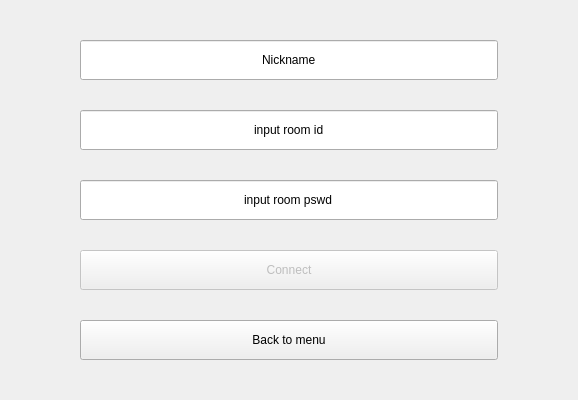
First picture: the form in HiddenChess/JoiningWidget.ui, repository Nekttuman/HiddenChess, before the edit.
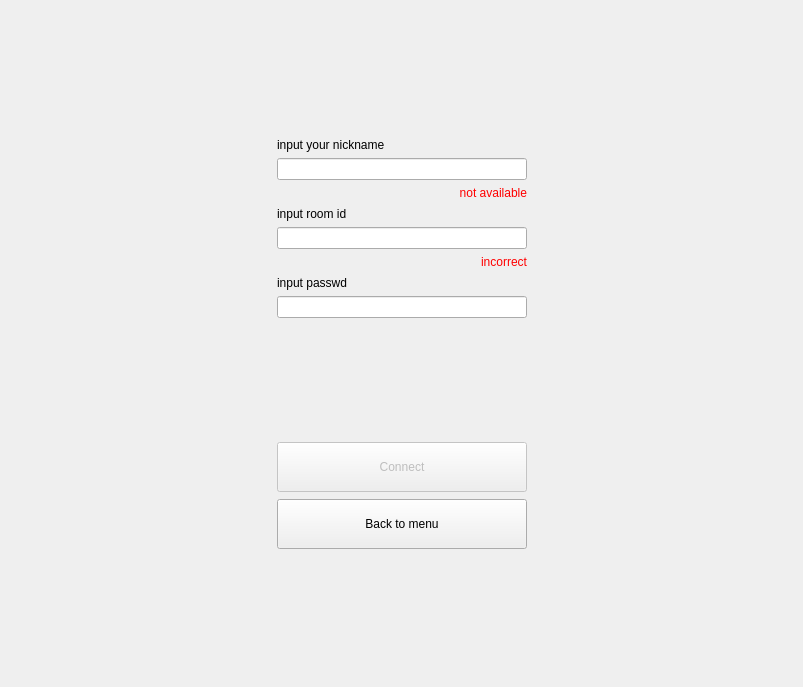
Second picture: the form after the edit.

Commit message: joining widget ui upd

What changed in the file:
```diff
--- a/HiddenChess/JoiningWidget.ui
+++ b/HiddenChess/JoiningWidget.ui
@@ -6,17 +6,17 @@
    <rect>
     <x>0</x>
     <y>0</y>
-    <width>578</width>
-    <height>400</height>
+    <width>803</width>
+    <height>687</height>
    </rect>
   </property>
   <property name="windowTitle">
    <string>JoiningWidget</string>
   </property>
-  <layout class="QVBoxLayout" name="verticalLayout">
-   <property name="spacing">
-    <number>30</number>
-   </property>
+  <property name="whatsThis">
+   <string/>
+  </property>
+  <layout class="QGridLayout" name="gridLayout">
    <property name="leftMargin">
     <number>80</number>
    </property>
@@ -29,55 +29,68 @@
    <property name="bottomMargin">
     <number>40</number>
    </property>
-   <item>
-    <widget class="QLineEdit" name="lineEdit_3">
-     <property name="sizePolicy">
-      <sizepolicy hsizetype="Expanding" vsizetype="Minimum">
-       <horstretch>0</horstretch>
-       <verstretch>0</verstretch>
-      </sizepolicy>
+   <property name="verticalSpacing">
+    <number>7</number>
+   </property>
+   <item row="8" column="1">
+    <spacer name="verticalSpacer">
+     <property name="orientation">
+      <enum>Qt::Vertical</enum>
      </property>
-     <property name="text">
-      <string>Nickname</string>
+     <property name="sizeHint" stdset="0">
+      <size>
+       <width>20</width>
+       <height>40</height>
+      </size>
      </property>
-     <property name="alignment">
-      <set>Qt::AlignCenter</set>
-     </property>
-    </widget>
+    </spacer>
    </item>
-   <item>
-    <widget class="QLineEdit" name="lineEdit_2">
-     <property name="sizePolicy">
-      <sizepolicy hsizetype="Expanding" vsizetype="Minimum">
-       <horstretch>0</horstretch>
-       <verstretch>0</verstretch>
-      </sizepolicy>
+   <item row="5" column="1">
+    <spacer name="verticalSpacer_3">
+     <property name="orientation">
+      <enum>Qt::Vertical</enum>
      </property>
-     <property name="text">
-      <string>input room id</string>
+     <property name="sizeHint" stdset="0">
+      <size>
+       <width>20</width>
+       <height>40</height>
+      </size>
      </property>
-     <property name="alignment">
-      <set>Qt::AlignCenter</set>
+    </spacer>
+   </item>
+   <item row="4" column="0">
+    <spacer name="horizontalSpacer">
+     <property name="orientation">
+      <enum>Qt::Horizontal</enum>
      </property>
-    </widget>
+     <property name="sizeHint" stdset="0">
+      <size>
+       <width>40</width>
+       <height>20</height>
+      </size>
+     </property>
+    </spacer>
    </item>
-   <item>
-    <widget class="QLineEdit" name="lineEdit">
+   <item row="7" column="1">
+    <widget class="QPushButton" name="backToMenuButton">
      <property name="sizePolicy">
-      <sizepolicy hsizetype="Expanding" vsizetype="Minimum">
+      <sizepolicy hsizetype="Minimum" vsizetype="Minimum">
        <horstretch>0</horstretch>
        <verstretch>0</verstretch>
       </sizepolicy>
      </property>
+     <property name="minimumSize">
+      <size>
+       <width>250</width>
+       <height>50</height>
+      </size>
+     </property>
      <property name="text">
-      <string>input room pswd</string>
+      <string>Back to menu</string>
      </property>
-     <property name="alignment">
-      <set>Qt::AlignCenter</set>
-     </property>
     </widget>
    </item>
-   <item>
+   <item row="6" column="1">
     <widget class="QPushButton" name="connectButton">
      <property name="enabled">
       <bool>false</bool>
@@ -88,23 +101,171 @@
        <verstretch>0</verstretch>
       </sizepolicy>
      </property>
+     <property name="minimumSize">
+      <size>
+       <width>250</width>
+       <height>50</height>
+      </size>
+     </property>
      <property name="text">
       <string>Connect</string>
      </property>
     </widget>
    </item>
-   <item>
-    <widget class="QPushButton" name="backToMenuButton">
-     <property name="sizePolicy">
-      <sizepolicy hsizetype="Minimum" vsizetype="Minimum">
-       <horstretch>0</horstretch>
-       <verstretch>0</verstretch>
-      </sizepolicy>
+   <item row="0" column="1">
+    <spacer name="verticalSpacer_2">
+     <property name="orientation">
+      <enum>Qt::Vertical</enum>
      </property>
-     <property name="text">
-      <string>Back to menu</string>
+     <property name="sizeHint" stdset="0">
+      <size>
+       <width>20</width>
+       <height>40</height>
+      </size>
      </property>
-    </widget>
+    </spacer>
+   </item>
+   <item row="4" column="2">
+    <spacer name="horizontalSpacer_2">
+     <property name="orientation">
+      <enum>Qt::Horizontal</enum>
+     </property>
+     <property name="sizeHint" stdset="0">
+      <size>
+       <width>40</width>
+       <height>20</height>
+      </size>
+     </property>
+    </spacer>
+   </item>
+   <item row="2" column="1">
+    <layout class="QVBoxLayout" name="verticalLayout_2">
+     <item>
+      <widget class="QLabel" name="label">
+       <property name="text">
+        <string>input your nickname</string>
+       </property>
+      </widget>
+     </item>
+     <item>
+      <widget class="QLineEdit" name="nicknameLineEdit">
+       <property name="sizePolicy">
+        <sizepolicy hsizetype="Expanding" vsizetype="Minimum">
+         <horstretch>0</horstretch>
+         <verstretch>0</verstretch>
+        </sizepolicy>
+       </property>
+       <property name="toolTip">
+        <string>input your nickname</string>
+       </property>
+       <property name="whatsThis">
+        <string/>
+       </property>
+       <property name="text">
+        <string/>
+       </property>
+       <property name="alignment">
+        <set>Qt::AlignCenter</set>
+       </property>
+      </widget>
+     </item>
+     <item>
+      <widget class="QLabel" name="nicknameInputErrlabel">
+       <property name="tabletTracking">
+        <bool>false</bool>
+       </property>
+       <property name="layoutDirection">
+        <enum>Qt::RightToLeft</enum>
+       </property>
+       <property name="styleSheet">
+        <string notr="true">color:red;</string>
+       </property>
+       <property name="text">
+        <string>not available</string>
+       </property>
+       <property name="alignment">
+        <set>Qt::AlignRight|Qt::AlignTrailing|Qt::AlignVCenter</set>
+       </property>
+      </widget>
+     </item>
+    </layout>
+   </item>
+   <item row="3" column="1">
+    <layout class="QVBoxLayout" name="verticalLayout_3">
+     <item>
+      <widget class="QLabel" name="label_3">
+       <property name="text">
+        <string>input room id</string>
+       </property>
+      </widget>
+     </item>
+     <item>
+      <widget class="QLineEdit" name="roomIdLineEdit">
+       <property name="sizePolicy">
+        <sizepolicy hsizetype="Expanding" vsizetype="Minimum">
+         <horstretch>0</horstretch>
+         <verstretch>0</verstretch>
+        </sizepolicy>
+       </property>
+       <property name="text">
+        <string/>
+       </property>
+       <property name="alignment">
+        <set>Qt::AlignCenter</set>
+       </property>
+      </widget>
+     </item>
+     <item>
+      <widget class="QLabel" name="idInputErrLabel">
+       <property name="styleSheet">
+        <string notr="true">color:red;</string>
+       </property>
+       <property name="text">
+        <string>incorrect</string>
+       </property>
+       <property name="alignment">
+        <set>Qt::AlignRight|Qt::AlignTrailing|Qt::AlignVCenter</set>
+       </property>
+      </widget>
+     </item>
+    </layout>
+   </item>
+   <item row="4" column="1">
+    <layout class="QVBoxLayout" name="verticalLayout_4">
+     <item>
+      <widget class="QLabel" name="label_6">
+       <property name="text">
+        <string>input passwd</string>
+       </property>
+      </widget>
+     </item>
+     <item>
+      <widget class="QLineEdit" name="pswdLineEdit">
+       <property name="sizePolicy">
+        <sizepolicy hsizetype="Expanding" vsizetype="Minimum">
+         <horstretch>0</horstretch>
+         <verstretch>0</verstretch>
+        </sizepolicy>
+       </property>
+       <property name="text">
+        <string/>
+       </property>
+       <property name="alignment">
+        <set>Qt::AlignCenter</set>
+       </property>
+      </widget>
+     </item>
+     <item>
+      <widget class="QLabel" name="pswdInputErrorLabel">
+       <property name="text">
+        <string/>
+       </property>
+       <property name="alignment">
+        <set>Qt::AlignRight|Qt::AlignTrailing|Qt::AlignVCenter</set>
+       </property>
+      </widget>
+     </item>
+    </layout>
    </item>
   </layout>
  </widget>
```
